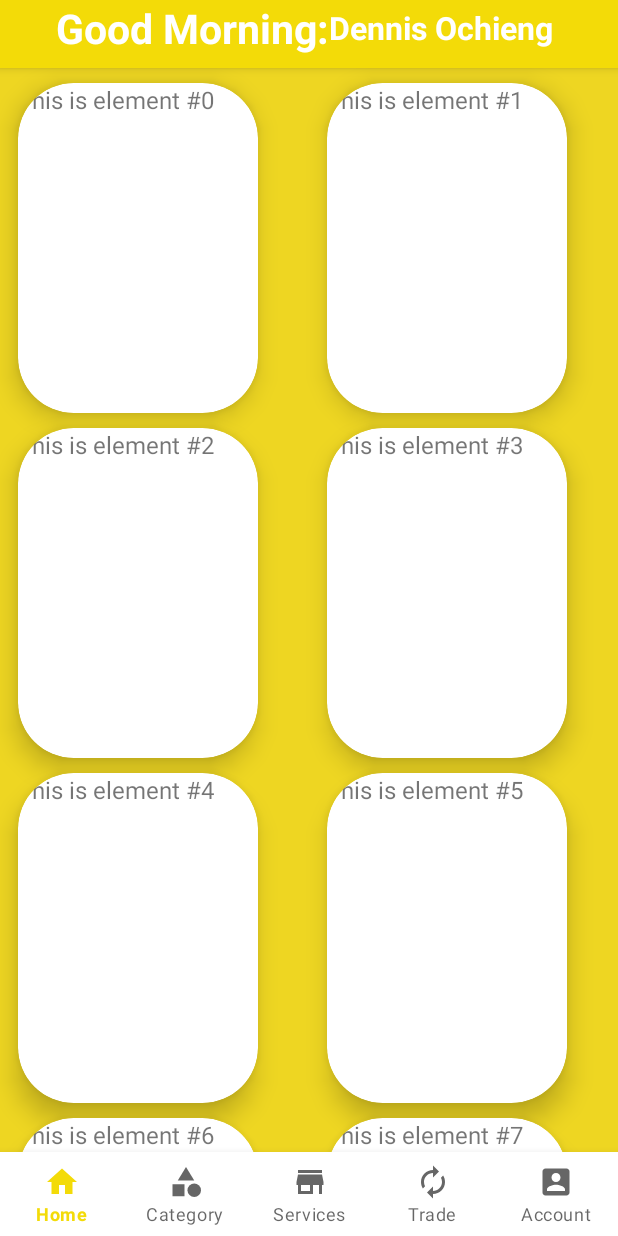
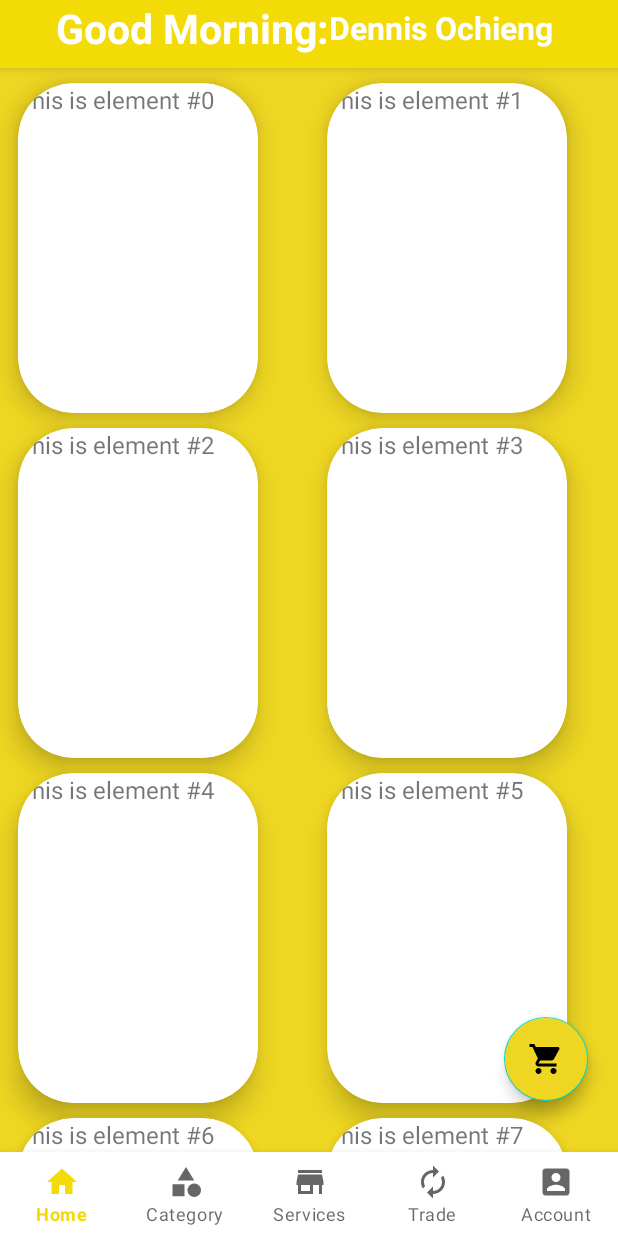
Before and after one commit to dennis-199/JUA-KALIGO, an Android app: the MainScreen screen opened directly, with no data from a screen before it, on a phone screen of 412 x 824 dp. Run offline under Robolectric (Android 15) with nearby library versions, the phone set to English and light mode, and no system bars; Roboto replaces fonts that are not available here.

Commit message:
floating action bar added

```diff
--- /dev/null
+++ b/app/src/main/res/drawable/ic_baseline_shopping_cart_24.xml
@@ -0,0 +1,5 @@
+<vector android:height="24dp" android:tint="#000000"
+    android:viewportHeight="24" android:viewportWidth="24"
+    android:width="24dp" xmlns:android="http://schemas.android.com/apk/res/android">
+    <path android:fillColor="@android:color/white" android:pathData="M7,18c-1.1,0 -1.99,0.9 -1.99,2S5.9,22 7,22s2,-0.9 2,-2 -0.9,-2 -2,-2zM1,2v2h2l3.6,7.59 -1.35,2.45c-0.16,0.28 -0.25,0.61 -0.25,0.96 0,1.1 0.9,2 2,2h12v-2L7.42,15c-0.14,0 -0.25,-0.11 -0.25,-0.25l0.03,-0.12 0.9,-1.63h7.45c0.75,0 1.41,-0.41 1.75,-1.03l3.58,-6.49c0.08,-0.14 0.12,-0.31 0.12,-0.48 0,-0.55 -0.45,-1 -1,-1L5.21,4l-0.94,-2L1,2zM17,18c-1.1,0 -1.99,0.9 -1.99,2s0.89,2 1.99,2 2,-0.9 2,-2 -0.9,-2 -2,-2z"/>
+</vector>
--- a/app/src/main/res/layout/activity_main_screen.xml
+++ b/app/src/main/res/layout/activity_main_screen.xml
@@ -48,6 +48,15 @@
         android:layout_height="match_parent"
         app:defaultNavHost="true"
         app:navGraph="@navigation/my_navfile" />
+    <com.google.android.material.floatingactionbutton.FloatingActionButton
+        android:layout_width="wrap_content"
+        android:layout_height="wrap_content"
+        android:layout_alignParentRight="true"
+        android:layout_alignParentBottom="true"
+        android:layout_marginRight="20dp"
+        android:backgroundTint="#EED622"
+        android:src="@drawable/ic_baseline_shopping_cart_24"
+        android:layout_marginBottom="90dp"/>
     <com.google.android.material.bottomnavigation.BottomNavigationView
         android:layout_width="match_parent"
         android:layout_height="wrap_content"
```
